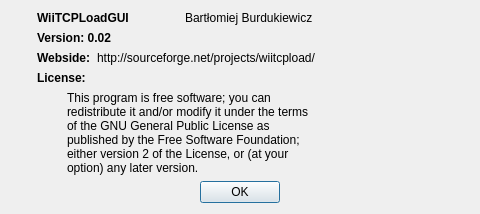
dev-0x7C6/qwiiload, file c++/forms/about.ui: the form before one commit.
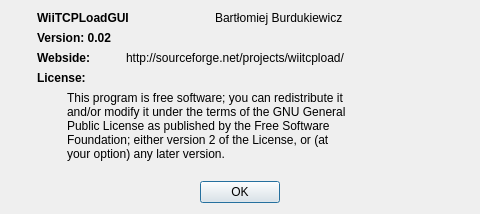
The form after the commit. Icons and pictures are not drawn.

What changed in the file:
```diff
--- a/c++/forms/about.ui
+++ b/c++/forms/about.ui
@@ -46,76 +46,6 @@
      </item>
     </layout>
    </item>
-   <item row="0" column="1" >
-    <layout class="QGridLayout" >
-     <item row="0" column="0" colspan="2" >
-      <widget class="QLabel" name="label_2" >
-       <property name="font" >
-        <font>
-         <weight>75</weight>
-         <bold>true</bold>
-        </font>
-       </property>
-       <property name="text" >
-        <string>WiiTCPLoadGUI</string>
-       </property>
-      </widget>
-     </item>
-     <item row="0" column="2" >
-      <widget class="QLabel" name="label_4" >
-       <property name="text" >
-        <string>Bartłomiej Burdukiewicz &lt;strikeu@poczta.linux.pl></string>
-       </property>
-      </widget>
-     </item>
-     <item row="1" column="0" colspan="3" >
-      <widget class="QLabel" name="label_5" >
-       <property name="font" >
-        <font>
-         <weight>75</weight>
-         <bold>true</bold>
-        </font>
-       </property>
-       <property name="text" >
-        <string>Version: 0.02 </string>
-       </property>
-      </widget>
-     </item>
-     <item row="2" column="0" >
-      <widget class="QLabel" name="label_7" >
-       <property name="font" >
-        <font>
-         <weight>75</weight>
-         <bold>true</bold>
-        </font>
-       </property>
-       <property name="text" >
-        <string>Webside:</string>
-       </property>
-      </widget>
-     </item>
-     <item row="2" column="1" colspan="2" >
-      <widget class="QLabel" name="label_8" >
-       <property name="text" >
-        <string>http://sourceforge.net/projects/wiitcpload/</string>
-       </property>
-      </widget>
-     </item>
-     <item row="3" column="0" >
-      <widget class="QLabel" name="label_6" >
-       <property name="font" >
-        <font>
-         <weight>75</weight>
-         <bold>true</bold>
-        </font>
-       </property>
-       <property name="text" >
-        <string>License:</string>
-       </property>
-      </widget>
-     </item>
-    </layout>
-   </item>
    <item rowspan="2" row="0" column="2" >
     <layout class="QHBoxLayout" >
      <item>
@@ -125,7 +55,7 @@
        </property>
        <property name="sizeHint" >
         <size>
-         <width>40</width>
+         <width>20</width>
          <height>20</height>
         </size>
        </property>
@@ -135,11 +65,14 @@
    </item>
    <item row="1" column="1" >
     <layout class="QGridLayout" >
-     <item row="0" column="1" >
+     <item row="0" column="2" >
       <widget class="QLabel" name="label_3" >
        <property name="text" >
         <string>This program is free software; you can redistribute it and/or modify it under the terms of the GNU General Public License as published by the Free Software Foundation; either version 2 of the License, or (at your option) any later version.</string>
        </property>
+       <property name="scaledContents" >
+        <bool>true</bool>
+       </property>
        <property name="alignment" >
         <set>Qt::AlignLeading|Qt::AlignLeft|Qt::AlignTop</set>
        </property>
@@ -147,7 +80,7 @@
         <bool>true</bool>
        </property>
        <property name="textInteractionFlags" >
-        <set>Qt::LinksAccessibleByKeyboard|Qt::LinksAccessibleByMouse|Qt::NoTextInteraction|Qt::TextEditable</set>
+        <set>Qt::NoTextInteraction</set>
        </property>
       </widget>
      </item>
@@ -219,6 +152,112 @@
      </item>
     </layout>
    </item>
+   <item row="0" column="1" >
+    <layout class="QGridLayout" >
+     <property name="horizontalSpacing" >
+      <number>-1</number>
+     </property>
+     <property name="verticalSpacing" >
+      <number>-1</number>
+     </property>
+     <item row="0" column="0" colspan="2" >
+      <widget class="QLabel" name="label_2" >
+       <property name="font" >
+        <font>
+         <weight>75</weight>
+         <bold>true</bold>
+        </font>
+       </property>
+       <property name="text" >
+        <string>WiiTCPLoadGUI</string>
+       </property>
+      </widget>
+     </item>
+     <item row="0" column="2" >
+      <widget class="QLabel" name="label_4" >
+       <property name="text" >
+        <string>Bartłomiej Burdukiewicz &lt;dev.strikeu@gmail.com></string>
+       </property>
+       <property name="scaledContents" >
+        <bool>false</bool>
+       </property>
+       <property name="textInteractionFlags" >
+        <set>Qt::LinksAccessibleByMouse</set>
+       </property>
+      </widget>
+     </item>
+     <item row="1" column="0" colspan="3" >
+      <widget class="QLabel" name="label_5" >
+       <property name="font" >
+        <font>
+         <weight>75</weight>
+         <bold>true</bold>
+        </font>
+       </property>
+       <property name="text" >
+        <string>Version: 0.02 </string>
+       </property>
+       <property name="scaledContents" >
+        <bool>true</bool>
+       </property>
+      </widget>
+     </item>
+     <item row="2" column="0" >
+      <widget class="QLabel" name="label_7" >
+       <property name="font" >
+        <font>
+         <weight>75</weight>
+         <bold>true</bold>
+        </font>
+       </property>
+       <property name="text" >
+        <string>Webside:</string>
+       </property>
+      </widget>
+     </item>
+     <item row="2" column="1" colspan="2" >
+      <widget class="QLabel" name="label_8" >
+       <property name="text" >
+        <string>http://sourceforge.net/projects/wiitcpload/</string>
+       </property>
+       <property name="scaledContents" >
+        <bool>false</bool>
+       </property>
+       <property name="alignment" >
+        <set>Qt::AlignLeading|Qt::AlignLeft|Qt::AlignVCenter</set>
+       </property>
+       <property name="wordWrap" >
+        <bool>false</bool>
+       </property>
+       <property name="textInteractionFlags" >
+        <set>Qt::NoTextInteraction</set>
+       </property>
+      </widget>
+     </item>
+     <item row="3" column="0" >
+      <widget class="QLabel" name="label_6" >
+       <property name="font" >
+        <font>
+         <weight>75</weight>
+         <bold>true</bold>
+        </font>
+       </property>
+       <property name="text" >
+        <string>License:</string>
+       </property>
+       <property name="scaledContents" >
+        <bool>false</bool>
+       </property>
+       <property name="alignment" >
+        <set>Qt::AlignLeading|Qt::AlignLeft|Qt::AlignVCenter</set>
+       </property>
+       <property name="textInteractionFlags" >
+        <set>Qt::NoTextInteraction</set>
+       </property>
+      </widget>
+     </item>
+    </layout>
+   </item>
   </layout>
  </widget>
  <resources>
```
